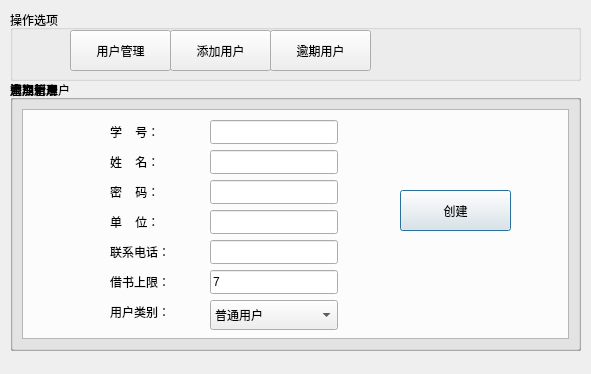
Before: the Qt Designer form src/usermanagement_dialog.ui in liangzhenduo/Library, drawn with Qt 5.
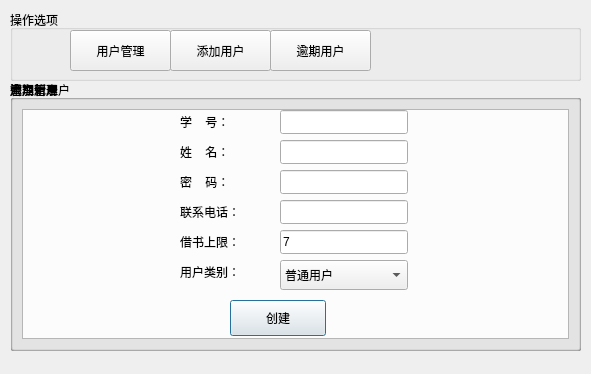
After: the same form once the commit is applied.

Commit message: change department filling method

```diff
--- a/src/usermanagement_dialog.ui
+++ b/src/usermanagement_dialog.ui
@@ -31,10 +31,10 @@
    <widget class="QPushButton" name="newuser_add_Button">
     <property name="geometry">
      <rect>
-      <x>390</x>
-      <y>110</y>
-      <width>111</width>
-      <height>41</height>
+      <x>220</x>
+      <y>220</y>
+      <width>96</width>
+      <height>36</height>
      </rect>
     </property>
     <property name="text">
@@ -44,8 +44,8 @@
    <widget class="QLineEdit" name="newuser_stuid">
     <property name="geometry">
      <rect>
-      <x>200</x>
-      <y>40</y>
+      <x>270</x>
+      <y>30</y>
       <width>128</width>
       <height>24</height>
      </rect>
@@ -54,8 +54,8 @@
    <widget class="QLabel" name="label">
     <property name="geometry">
      <rect>
-      <x>100</x>
-      <y>40</y>
+      <x>170</x>
+      <y>30</y>
       <width>64</width>
       <height>24</height>
      </rect>
@@ -67,8 +67,8 @@
    <widget class="QLineEdit" name="newuser_password">
     <property name="geometry">
      <rect>
-      <x>200</x>
-      <y>100</y>
+      <x>270</x>
+      <y>90</y>
       <width>128</width>
       <height>24</height>
      </rect>
@@ -83,8 +83,8 @@
    <widget class="QLabel" name="label_2">
     <property name="geometry">
      <rect>
-      <x>100</x>
-      <y>100</y>
+      <x>170</x>
+      <y>90</y>
       <width>64</width>
       <height>24</height>
      </rect>
@@ -93,37 +93,11 @@
      <string>密    码：</string>
     </property>
    </widget>
-   <widget class="QLabel" name="label_3">
-    <property name="geometry">
-     <rect>
-      <x>100</x>
-      <y>130</y>
-      <width>64</width>
-      <height>24</height>
-     </rect>
-    </property>
-    <property name="text">
-     <string>单    位：</string>
-    </property>
-   </widget>
-   <widget class="QLineEdit" name="newuser_department">
-    <property name="geometry">
-     <rect>
-      <x>200</x>
-      <y>130</y>
-      <width>128</width>
-      <height>24</height>
-     </rect>
-    </property>
-    <property name="text">
-     <string/>
-    </property>
-   </widget>
    <widget class="QLineEdit" name="newuser_num_limit">
     <property name="geometry">
      <rect>
-      <x>200</x>
-      <y>190</y>
+      <x>270</x>
+      <y>150</y>
       <width>128</width>
       <height>24</height>
      </rect>
@@ -135,8 +109,8 @@
    <widget class="QLabel" name="label_4">
     <property name="geometry">
      <rect>
-      <x>100</x>
-      <y>190</y>
+      <x>170</x>
+      <y>150</y>
       <width>64</width>
       <height>24</height>
      </rect>
@@ -148,8 +122,8 @@
    <widget class="QLabel" name="label_5">
     <property name="geometry">
      <rect>
-      <x>100</x>
-      <y>70</y>
+      <x>170</x>
+      <y>60</y>
       <width>64</width>
       <height>24</height>
      </rect>
@@ -161,8 +135,8 @@
    <widget class="QLineEdit" name="newuser_name">
     <property name="geometry">
      <rect>
-      <x>200</x>
-      <y>70</y>
+      <x>270</x>
+      <y>60</y>
       <width>128</width>
       <height>24</height>
      </rect>
@@ -177,8 +151,8 @@
    <widget class="QComboBox" name="newuser_isadmin">
     <property name="geometry">
      <rect>
-      <x>200</x>
-      <y>220</y>
+      <x>270</x>
+      <y>180</y>
       <width>128</width>
       <height>30</height>
      </rect>
@@ -200,8 +174,8 @@
    <widget class="QLabel" name="label_11">
     <property name="geometry">
      <rect>
-      <x>100</x>
-      <y>160</y>
+      <x>170</x>
+      <y>120</y>
       <width>64</width>
       <height>24</height>
      </rect>
@@ -213,8 +187,8 @@
    <widget class="QLineEdit" name="newuser_telnum">
     <property name="geometry">
      <rect>
-      <x>200</x>
-      <y>160</y>
+      <x>270</x>
+      <y>120</y>
       <width>128</width>
       <height>24</height>
      </rect>
@@ -223,8 +197,8 @@
    <widget class="QLabel" name="label_12">
     <property name="geometry">
      <rect>
-      <x>100</x>
-      <y>220</y>
+      <x>170</x>
+      <y>180</y>
       <width>64</width>
       <height>24</height>
      </rect>
```
The commit also changes 10 other files.
